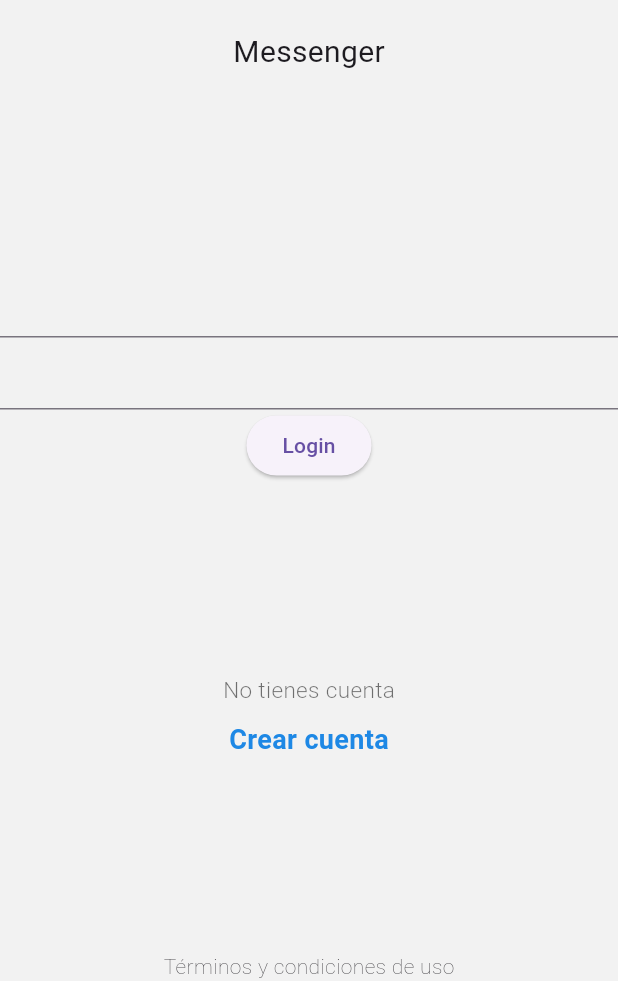
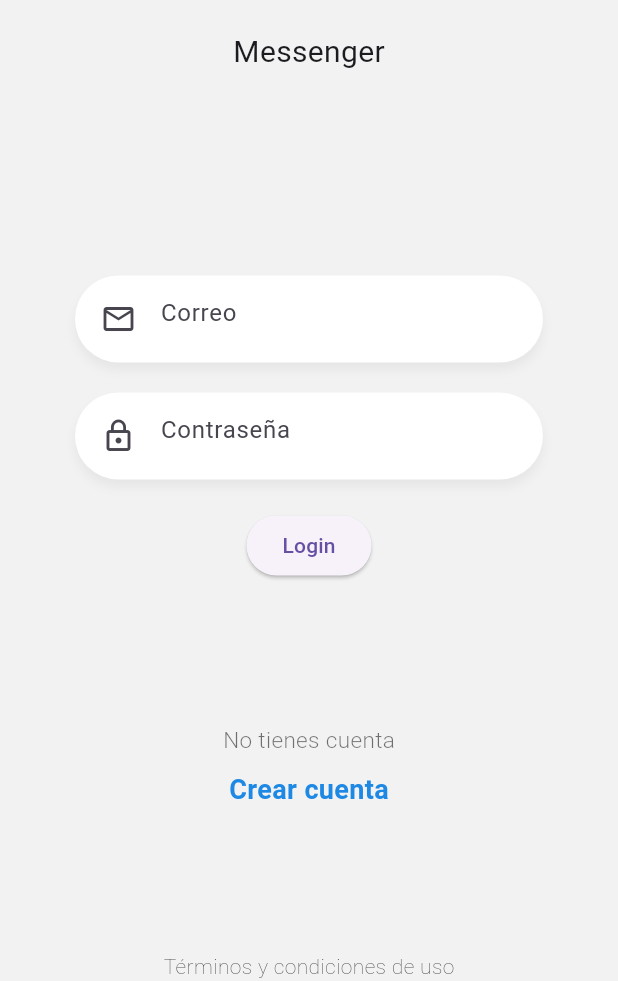
Before and after one commit to codebryanc/chat_flutter, a Flutter app: the screen it shows after launch, on a phone screen of 412 x 824 dp, the part 255-1236 px from its top. Run offline on Flutter 3.47's test engine with Material 3 defaults, Android fonts, the phone set to English and light mode, and no system bars.

Commit message:
MOB: Form in login page

```diff
--- a/chat_app/lib/pages/login_page.dart
+++ b/chat_app/lib/pages/login_page.dart
@@ -1,4 +1,8 @@
 import 'package:flutter/material.dart';
+
+import 'package:chat_app/widgets/labels.dart';
+import 'package:chat_app/widgets/logo.dart';
+import 'package:chat_app/widgets/custom_input.dart';
 
 class LoginPage extends StatelessWidget {
   const LoginPage({super.key});
@@ -11,9 +15,9 @@ class LoginPage extends StatelessWidget {
         child: Column(
           mainAxisAlignment: MainAxisAlignment.spaceBetween,
           children: [
-            _Logo(),
+            Logo(),
             _Form(),
-            _Labels(),
+            Labels(),
             Text('Términos y condiciones de uso',
               style: TextStyle(
                 fontWeight: FontWeight.w200
@@ -21,35 +25,6 @@ class LoginPage extends StatelessWidget {
             ),
           ],
         ),
-      )
-    );
-  }
-}
-
-// Widget => como no va a cambiar lo podemos dejar como stateless widget LOGO
-class _Logo extends StatelessWidget {
-  const _Logo();
-
-  @override
-  Widget build(BuildContext context) {
-    return Center(
-      child: Container(
-        width: 170.0,
-        margin: const EdgeInsets.only(top: 50.0),
-        child: Column(
-          children: <Widget>[
-            Image(
-              image: AssetImage('assets/tag-logo.png'),
-              height: 120.0
-            ),
-            SizedBox(height: 20.0),
-            Text("Messenger",
-              style: TextStyle(
-                fontSize: 20.0,
-              )
-            ),
-          ],
-        )
       )
     );
   }
@@ -64,45 +39,40 @@ class _Form extends StatefulWidget {
 }
 
 class __FormState extends State<_Form> {
+
+  final emailCtrl = TextEditingController();
+  final passCtrl = TextEditingController();
+
   @override
   Widget build(BuildContext context) {
-    return Column(
-      children: <Widget>[
-        TextField(),
-        TextField(),
-        ElevatedButton(onPressed: () {}, child: Text("Login")),
-      ],
+    return Container(
+      margin: const EdgeInsets.only(top: 40.0),
+      padding: const EdgeInsets.symmetric(horizontal: 50.0),
+      child: Column(
+        children: <Widget>[
+          // Email
+          CustomInput(
+            icon: Icons.mail_outline,
+            placeholder: "Correo",
+            keyboardType: TextInputType.emailAddress,
+            textController: emailCtrl,
+          ),
+          // Password
+          CustomInput(
+            icon: Icons.lock_outline,
+            placeholder: "Contraseña",
+            keyboardType: TextInputType.text,
+            textController: passCtrl,
+            isPassword: true,
+          ),
+
+          ElevatedButton(onPressed: () {
+            print(emailCtrl.text);
+            print(passCtrl.text);
+          },
+          child: Text("Login")),
+        ],
+      ),
     );
   }
 }
-
-// Widget => Labels
-class _Labels extends StatelessWidget {
-  const _Labels({super.key});
-
-  @override
-  Widget build(BuildContext context) {
-    return Column(
-      children: <Widget>[
-        // Title
-        Text("No tienes cuenta",
-          style: TextStyle(
-            color: Colors.black54,
-            fontSize: 15.0,
-            fontWeight: FontWeight.w300
-          )
-        ),
-        // space
-        SizedBox(height: 10.0),
-        // New acount
-        Text("Crear cuenta",
-          style: TextStyle(
-            color: Colors.blue[600],
-            fontSize: 18.0,
-            fontWeight: FontWeight.bold
-          )
-        ),
-      ],
-    );
-  }
-}
--- /dev/null
+++ b/chat_app/lib/widgets/custom_input.dart
@@ -0,0 +1,51 @@
+import 'package:flutter/material.dart';
+
+class CustomInput extends StatelessWidget {
+
+  final IconData icon;
+  final String placeholder;
+  final TextEditingController textController;
+  final TextInputType keyboardType;
+  final bool isPassword;
+
+  const CustomInput({
+   super.key,
+   required this.icon,
+   required this.placeholder,
+   required this.textController,
+   this.keyboardType = TextInputType.text,
+   this.isPassword = false
+  });
+
+  @override
+  Widget build(BuildContext context) {
+    return  Container(
+      padding: const EdgeInsets.only(top: 5, left: 5, bottom: 5, right: 20),
+      margin: const EdgeInsets.only(bottom: 20.0),
+      decoration: BoxDecoration(
+        color: Colors.white,
+        borderRadius: BorderRadius.circular(30.0),
+        boxShadow: <BoxShadow>[
+          BoxShadow(
+            color: Colors.black.withOpacity(0.05),
+            offset: Offset(0, 5),
+            blurRadius: 5.0,
+          )
+        ]
+
+      ),
+      child: TextField(
+        autocorrect: false,
+        keyboardType: keyboardType,
+        obscureText: isPassword,
+        controller: textController,
+        decoration: InputDecoration(
+          prefixIcon: Icon(icon),
+          focusedBorder: InputBorder.none,
+          border: InputBorder.none,
+          hintText: placeholder,
+        ),
+      ),
+    );
+  }
+}
--- /dev/null
+++ b/chat_app/lib/widgets/labels.dart
@@ -0,0 +1,33 @@
+
+// Widget => Labels
+import 'package:flutter/material.dart';
+
+class Labels extends StatelessWidget {
+  const Labels({super.key});
+
+  @override
+  Widget build(BuildContext context) {
+    return Column(
+      children: <Widget>[
+        // Title
+        Text("No tienes cuenta",
+          style: TextStyle(
+            color: Colors.black54,
+            fontSize: 15.0,
+            fontWeight: FontWeight.w300
+          )
+        ),
+        // space
+        SizedBox(height: 10.0),
+        // New acount
+        Text("Crear cuenta",
+          style: TextStyle(
+            color: Colors.blue[600],
+            fontSize: 18.0,
+            fontWeight: FontWeight.bold
+          )
+        ),
+      ],
+    );
+  }
+}
--- /dev/null
+++ b/chat_app/lib/widgets/logo.dart
@@ -0,0 +1,30 @@
+// Widget => como no va a cambiar lo podemos dejar como stateless widget LOGO
+import 'package:flutter/material.dart';
+
+class Logo extends StatelessWidget {
+  const Logo();
+
+  @override
+  Widget build(BuildContext context) {
+    return Center(
+      child: Container(
+        width: 170.0,
+        margin: const EdgeInsets.only(top: 50.0),
+        child: Column(
+          children: <Widget>[
+            Image(
+              image: AssetImage('assets/tag-logo.png'),
+              height: 120.0
+            ),
+            SizedBox(height: 20.0),
+            Text("Messenger",
+              style: TextStyle(
+                fontSize: 20.0,
+              )
+            ),
+          ],
+        )
+      )
+    );
+  }
+}
```
